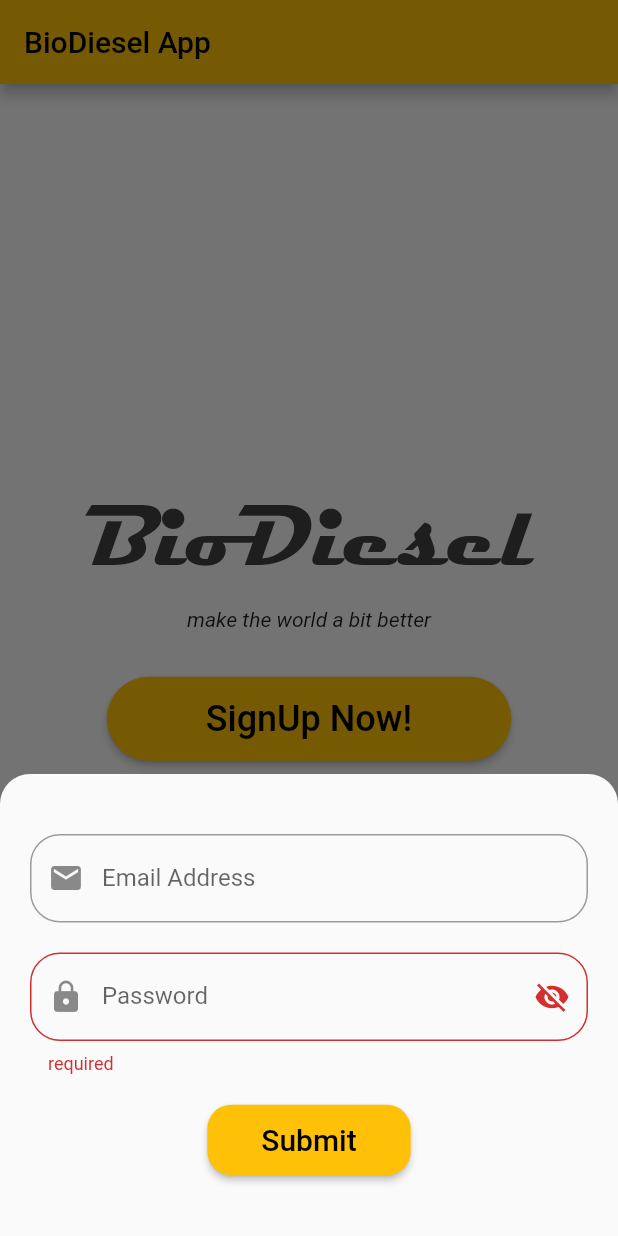
After one commit to E837/organic_gasoline_app, a Flutter app: the screen it shows after launch, after a tap on "Sign in", on a phone screen of 412 x 824 dp. The commit adds this screen. Run offline on Flutter 3.47's test engine with Material 2 defaults, Android fonts, the phone set to English and light mode, and no system bars.

Commit message:
changed signup UI(and also minor changes overall)

```diff
--- a/lib/delivery_button.dart
+++ b/lib/delivery_button.dart
@@ -6,13 +6,12 @@ class DeliveryButton extends StatelessWidget {
   final TextEditingController fillPercent;
 
   Widget createAlertDialog() {
-    //TODO: SET A CONDITION TO PREVENT NUMBERS BIGGER THAN 100
     if (fillPercent.text.isNotEmpty) {
       try {
         return int.parse(fillPercent.text) >= 75
             ? CustomAlertDialog(
                 title: 'OK!',
-                content: 'we will be right on your door',
+                content: 'we will come right on your door',
               )
             : CustomAlertDialog(
                 title: 'Oops!',
@@ -49,7 +48,8 @@ class DeliveryButton extends StatelessWidget {
                 );
               },
               child: Icon(
-                Icons.delivery_dining,
+                //why mode_of_travel_outlined not supported?
+                Icons.travel_explore,
                 size: 40,
               ),
             ),
--- /dev/null
+++ b/lib/login_screen.dart
@@ -0,0 +1,82 @@
+import 'package:flutter/material.dart';
+
+import 'sign_up_form.dart';
+import 'logo.dart';
+
+class LoginScreen extends StatelessWidget {
+  final Function isDataSubmitted;
+
+  //TODO: CHECK IF ONE OF "ISDATASUBMITTED" AND "FORMFILLED" IS REDUNDANT
+
+  LoginScreen(this.isDataSubmitted);
+
+  @override
+  Widget build(BuildContext context) {
+    return Column(
+      mainAxisAlignment: MainAxisAlignment.center,
+      crossAxisAlignment: CrossAxisAlignment.center,
+      children: [
+        Logo(),
+        Text(
+          'make the world a bit better',
+          style: TextStyle(
+            fontStyle: FontStyle.italic,
+          ),
+        ),
+        SizedBox(height: 30),
+        ElevatedButton(
+          onPressed: () {
+            showModalBottomSheet(
+              context: context,
+              builder: (_) {
+                return SignUpForm(isDataSubmitted);
+              },
+              isScrollControlled: true,
+              shape: RoundedRectangleBorder(
+                borderRadius: BorderRadius.vertical(top: Radius.circular(20.0)),
+              ),
+            );
+          },
+          style: ButtonStyle(
+            shape: MaterialStateProperty.all<RoundedRectangleBorder>(
+                RoundedRectangleBorder(
+                    borderRadius: BorderRadius.circular(30.0))),
+          ),
+          child: Padding(
+            padding: const EdgeInsets.symmetric(
+              horizontal: 50.0,
+              vertical: 14,
+            ),
+            child: Text(
+              'SignUp Now!',
+              style: TextStyle(fontSize: 24),
+            ),
+          ),
+        ),
+        SizedBox(height: 10),
+        Row(
+          mainAxisAlignment: MainAxisAlignment.center,
+          children: [
+            Text('already have an account?'),
+            TextButton(
+              onPressed: () {
+                showModalBottomSheet(
+                  context: context,
+                  builder: (_) {
+                    return SignUpForm(isDataSubmitted);
+                  },
+                  isScrollControlled: true,
+                  shape: RoundedRectangleBorder(
+                    borderRadius:
+                        BorderRadius.vertical(top: Radius.circular(20.0)),
+                  ),
+                );
+              },
+              child: Text('Sign in'),
+            )
+          ],
+        ),
+      ],
+    );
+  }
+}
--- a/lib/logo.dart
+++ b/lib/logo.dart
@@ -6,6 +6,9 @@ class Logo extends StatelessWidget {
     return Container(
       width: double.infinity,
       padding: EdgeInsets.all(10),
+      child: FittedBox(
+        child: Padding(
+          padding: const EdgeInsets.symmetric(horizontal: 40.0),
           child: Text(
             'BioDiesel',
             textAlign: TextAlign.center,
@@ -15,6 +18,8 @@ class Logo extends StatelessWidget {
               color: Colors.grey[800],
             ),
           ),
+        ),
+      ),
     );
   }
 }
--- a/lib/main.dart
+++ b/lib/main.dart
@@ -1,9 +1,15 @@
 import 'package:flutter/material.dart';
+import 'package:flutter/services.dart';
 
-import 'sign_up.dart';
-import 'user_home_page.dart';
+import 'login_screen.dart';
+import 'user_home_screen.dart';
 
 void main() {
+  WidgetsFlutterBinding.ensureInitialized();
+  SystemChrome.setPreferredOrientations([
+    DeviceOrientation.portraitUp,
+    DeviceOrientation.portraitDown,
+  ]);
   runApp(MyApp());
 }
 
@@ -56,8 +62,8 @@ class _MyHomePageState extends State<MyHomePage> {
             //     ),
             //   ),
             // ),
-            // formFilled ? UserHomePage() : SignUp(isDataSubmitted),
-            UserHomePage()
+            formFilled ? UserHomeScreen() : LoginScreen(isDataSubmitted),
+            // UserHomePage()
           ],
         ));
   }
--- a/lib/sign_up_form.dart
+++ b/lib/sign_up_form.dart
@@ -12,33 +12,86 @@ class SignUpForm extends StatefulWidget {
 class _SignUpFormState extends State<SignUpForm> {
   var emailInput = TextEditingController();
   var passwordInput = TextEditingController();
+  bool isPasswordHidden = true;
+
+  bool get isFormFilled {
+    if (emailInput.text.isNotEmpty && passwordInput.text.isNotEmpty) {
+      return true;
+    }
+    return false;
+  }
 
   @override
   Widget build(BuildContext context) {
-    return Padding(
-      padding: const EdgeInsets.all(20.0),
+    return SingleChildScrollView(
+      child: Padding(
+        padding: const EdgeInsets.symmetric(
+          horizontal: 20.0,
+          vertical: 40,
+        ),
         child: Column(
           children: [
             TextField(
               decoration: InputDecoration(
+                border: OutlineInputBorder(
+                  borderRadius: BorderRadius.circular(20),
+                ),
                 labelText: 'Email Address',
+                prefixIcon: Icon(Icons.email),
               ),
               controller: emailInput,
               keyboardType: TextInputType.emailAddress,
             ),
+            SizedBox(height: 20),
             TextField(
+              obscureText: isPasswordHidden,
               decoration: InputDecoration(
+                border: OutlineInputBorder(
+                  borderRadius: BorderRadius.circular(20),
+                ),
                 labelText: 'Password',
+                //TODO: IMPLEMENT REQUIRED TEXTFIELDS
+                errorText: isFormFilled ? null : 'required',
+                prefixIcon: Icon(Icons.lock),
+                suffixIcon: IconButton(
+                  onPressed: () => setState(() {
+                    isPasswordHidden = !isPasswordHidden;
+                  }),
+                  icon: isPasswordHidden
+                      ? Icon(Icons.visibility_off)
+                      : Icon(Icons.visibility),
+                ),
               ),
               controller: passwordInput,
+              keyboardType: TextInputType.visiblePassword,
             ),
             SizedBox(height: 20),
             ElevatedButton(
               onPressed: () =>
                   widget.submitData(emailInput.text, passwordInput.text),
-            child: Text('submit data'),
+              child: Padding(
+                padding: const EdgeInsets.symmetric(
+                  horizontal: 20.0,
+                  vertical: 12,
+                ),
+                child: Text(
+                  'Submit',
+                  style: TextStyle(
+                    fontSize: 20,
+                  ),
+                ),
+              ),
+              style: ButtonStyle(
+                shape: MaterialStateProperty.all<RoundedRectangleBorder>(
+                    RoundedRectangleBorder(
+                        borderRadius: BorderRadius.circular(16.0))),
+              ),
+            ),
+            SizedBox(
+              height: MediaQuery.of(context).viewInsets.bottom,
             )
           ],
+        ),
       ),
     );
   }
```
Also changed, not shown: lib/animal.dart (+4 -4 lines), lib/sign_up.dart (deleted, +0 -43 lines), lib/user_home_screen.dart (renamed from lib/user_home_page.dart, +9 -6 lines). Lines whose indentation alone changed are shown as unchanged.
